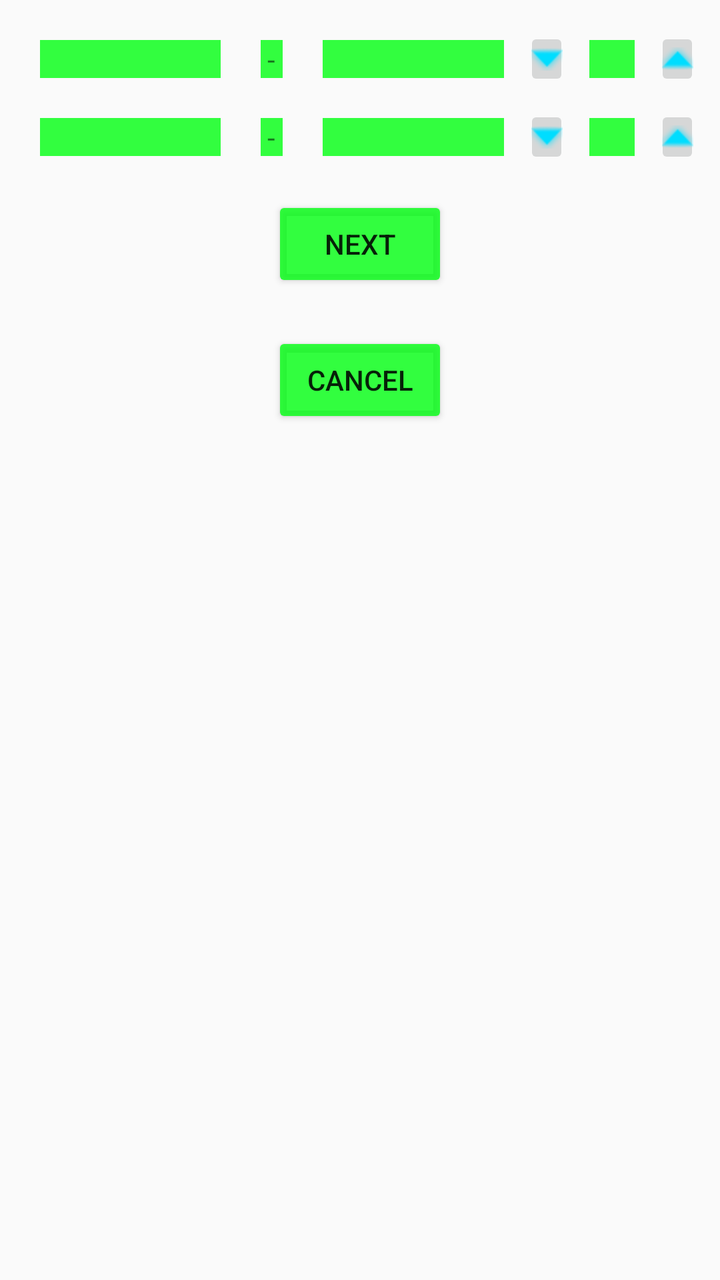
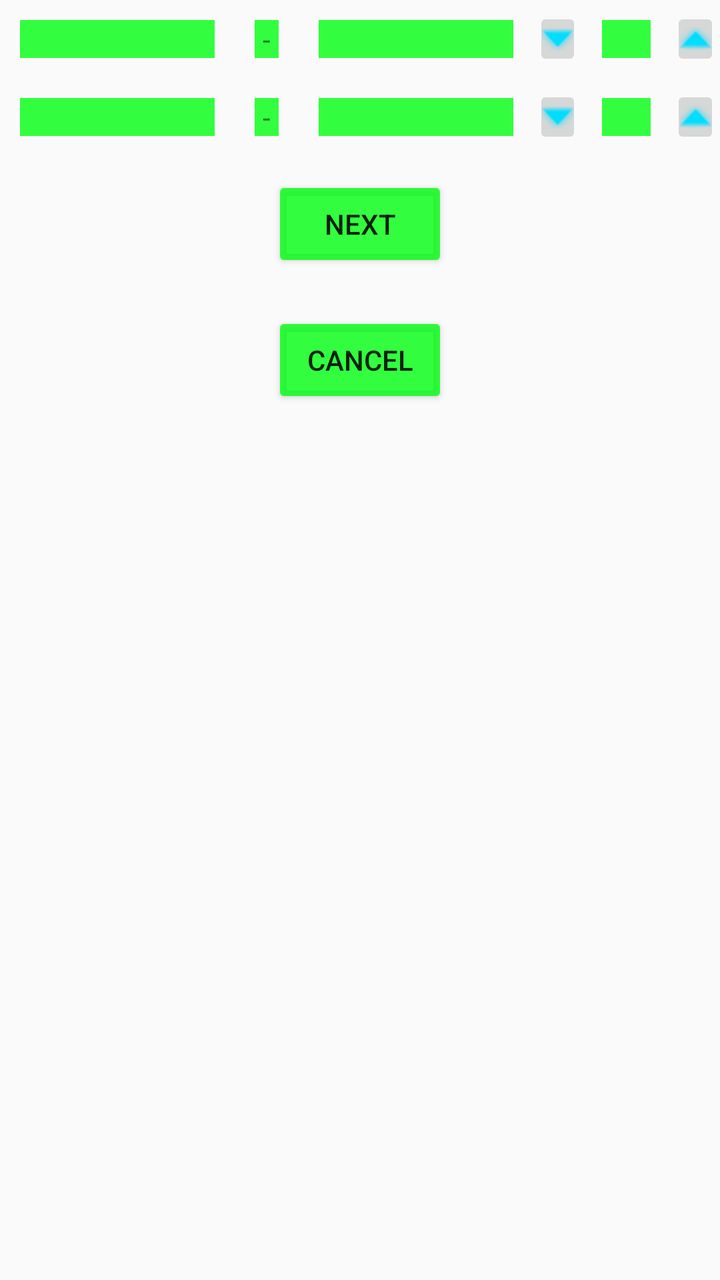

Compare the two renders of this Android layout. The source of the first and the diff that turns it into the second are given below.
<!-- AndroidManifest.xml: application theme AppTheme -->
<!-- res/layout/fragment_matches.xml -->
<FrameLayout xmlns:android="http://schemas.android.com/apk/res/android"
    xmlns:tools="http://schemas.android.com/tools"
    android:layout_width="match_parent"
    android:layout_height="match_parent"
    tools:context="com.example.huzz00mc.csocsomaster.MatchFragment">

    <LinearLayout
        android:layout_width="match_parent"
        android:layout_height="match_parent"
        android:layout_margin="10dp"
        android:orientation="vertical">

        <LinearLayout
            android:layout_width="match_parent"
            android:layout_height="wrap_content"
            android:orientation="horizontal">

            <TextView
                android:id="@+id/player_1"
                android:layout_width="0dp"
                android:layout_height="wrap_content"
                android:layout_gravity="center"
                android:layout_margin="10dp"
                android:layout_weight="40"
                android:background="@color/listItemInactive" />

            <TextView
                android:id="@+id/hyphen_1"
                android:layout_width="0dp"
                android:layout_height="wrap_content"
                android:layout_gravity="center"
                android:layout_margin="10dp"
                android:layout_weight="5"
                android:background="@color/listItemInactive"
                android:text="-"
                android:textAlignment="center" />

            <TextView
                android:id="@+id/player_2"
                android:layout_width="0dp"
                android:layout_height="wrap_content"
                android:layout_gravity="center"
                android:layout_margin="10dp"
                android:layout_weight="40"
                android:background="@color/listItemInactive" />

            <ImageButton
                android:id="@+id/btndecrease_numberpicker_1"
                android:layout_width="0dp"
                android:layout_height="wrap_content"
                android:layout_gravity="center"
                android:layout_weight="10"
                android:src="@android:drawable/arrow_down_float"
                android:tint="@android:color/holo_blue_bright" />

            <TextView
                android:id="@+id/numberpicker_1"
                android:layout_width="0dp"
                android:layout_height="wrap_content"
                android:layout_gravity="center"
                android:layout_margin="10dp"
                android:layout_weight="10"
                android:background="@color/listItemInactive"
                android:orientation="horizontal"
                android:textAlignment="center" />

            <ImageButton
                android:id="@+id/btnincrease_numberpicker_1"
                android:layout_width="0dp"
                android:layout_height="wrap_content"
                android:layout_gravity="center"
                android:layout_weight="10"
                android:src="@android:drawable/arrow_up_float"
                android:tint="@android:color/holo_blue_bright" />

        </LinearLayout>

        <LinearLayout
            android:layout_width="match_parent"
            android:layout_height="wrap_content"
            android:orientation="horizontal">

            <TextView
                android:id="@+id/player_3"
                android:layout_width="0dp"
                android:layout_height="wrap_content"
                android:layout_gravity="center"
                android:layout_margin="10dp"
                android:layout_weight="40"
                android:background="@color/listItemInactive" />

            <TextView
                android:id="@+id/hyphen_2"
                android:layout_width="0dp"
                android:layout_height="wrap_content"
                android:layout_gravity="center"
                android:layout_margin="10dp"
                android:layout_weight="5"
                android:background="@color/listItemInactive"
                android:text="-"
                android:textAlignment="center" />

            <TextView
                android:id="@+id/player_4"
                android:layout_width="0dp"
                android:layout_height="wrap_content"
                android:layout_gravity="center"
                android:layout_margin="10dp"
                android:layout_weight="40"
                android:background="@color/listItemInactive" />

            <ImageButton
                android:id="@+id/btndecrease_numberpicker_2"
                android:layout_width="0dp"
                android:layout_height="wrap_content"
                android:layout_gravity="center"
                android:layout_weight="10"
                android:src="@android:drawable/arrow_down_float"
                android:tint="@android:color/holo_blue_bright" />

            <TextView
                android:id="@+id/numberpicker_2"
                android:layout_width="0dp"
                android:layout_height="wrap_content"
                android:layout_gravity="center"
                android:layout_margin="10dp"
                android:layout_weight="10"
                android:background="@color/listItemInactive"
                android:orientation="horizontal"
                android:textAlignment="center" />

            <ImageButton
                android:id="@+id/btnincrease_numberpicker_2"
                android:layout_width="0dp"
                android:layout_height="wrap_content"
                android:layout_gravity="center"
                android:layout_weight="10"
                android:src="@android:drawable/arrow_up_float"
                android:tint="@android:color/holo_blue_bright" />


        </LinearLayout>

        <Button
            android:id="@+id/btn_next"
            android:layout_width="wrap_content"
            android:layout_height="wrap_content"
            android:layout_below="@id/player_3"
            android:layout_gravity="center"
            android:layout_margin="10dp"
            android:backgroundTint="@color/listItemActive"
            android:text="@string/next" />

        <Button
            android:id="@+id/btn_cancel"
            android:layout_width="wrap_content"
            android:layout_height="wrap_content"
            android:layout_below="@id/btn_next"
            android:layout_gravity="center"
            android:layout_margin="10dp"
            android:backgroundTint="@color/listItemActive"
            android:text="@string/cancel" />


    </LinearLayout>

</FrameLayout>
<!-- resources referenced by this layout -->
<resources>
  <color name="listItemActive">#cc00ff11</color>
  <color name="listItemInactive">#cc00ff11</color>
  <string name="cancel">Cancel</string>
  <string name="next">Next</string>
  <style name="AppTheme" parent="Theme.AppCompat.Light.DarkActionBar">
          
          <item name="colorPrimary">@color/colorPrimary</item>
          <item name="colorPrimaryDark">@color/colorPrimaryDark</item>
          <item name="colorAccent">@color/colorAccent</item>
      </style>
  <color name="colorPrimary">#3F51B5</color>
  <color name="colorPrimaryDark">#303F9F</color>
  <color name="colorAccent">#ff4081</color>
</resources>

<!-- the commit's change to res/layout/fragment_matches.xml (unified diff, before → after) -->
@@ -1,14 +1,11 @@
-<FrameLayout xmlns:android="http://schemas.android.com/apk/res/android"
+<LinearLayout xmlns:android="http://schemas.android.com/apk/res/android"
+    xmlns:app="http://schemas.android.com/apk/res-auto"
     xmlns:tools="http://schemas.android.com/tools"
     android:layout_width="match_parent"
     android:layout_height="match_parent"
+    android:layout_margin="10dp"
+    android:orientation="vertical"
     tools:context="com.example.huzz00mc.csocsomaster.MatchFragment">
-
-    <LinearLayout
-        android:layout_width="match_parent"
-        android:layout_height="match_parent"
-        android:layout_margin="10dp"
-        android:orientation="vertical">
 
         <LinearLayout
             android:layout_width="match_parent"
@@ -32,7 +29,7 @@
                 android:layout_margin="10dp"
                 android:layout_weight="5"
                 android:background="@color/listItemInactive"
-                android:text="-"
+                android:text="@string/hyphen"
                 android:textAlignment="center" />
 
             <TextView
@@ -50,8 +47,9 @@
                 android:layout_height="wrap_content"
                 android:layout_gravity="center"
                 android:layout_weight="10"
+                android:contentDescription="@string/decrease_score"
                 android:src="@android:drawable/arrow_down_float"
-                android:tint="@android:color/holo_blue_bright" />
+                app:tint="@android:color/holo_blue_bright" />
 
             <TextView
                 android:id="@+id/numberpicker_1"
@@ -70,8 +68,9 @@
                 android:layout_height="wrap_content"
                 android:layout_gravity="center"
                 android:layout_weight="10"
+                android:contentDescription="@string/increase_score"
                 android:src="@android:drawable/arrow_up_float"
-                android:tint="@android:color/holo_blue_bright" />
+                app:tint="@android:color/holo_blue_bright" />
 
         </LinearLayout>
 
@@ -97,7 +96,7 @@
                 android:layout_margin="10dp"
                 android:layout_weight="5"
                 android:background="@color/listItemInactive"
-                android:text="-"
+                android:text="@string/hyphen"
                 android:textAlignment="center" />
 
             <TextView
@@ -115,8 +114,9 @@
                 android:layout_height="wrap_content"
                 android:layout_gravity="center"
                 android:layout_weight="10"
+                android:contentDescription="@string/decrease_score"
                 android:src="@android:drawable/arrow_down_float"
-                android:tint="@android:color/holo_blue_bright" />
+                app:tint="@android:color/holo_blue_bright" />
 
             <TextView
                 android:id="@+id/numberpicker_2"
@@ -135,8 +135,9 @@
                 android:layout_height="wrap_content"
                 android:layout_gravity="center"
                 android:layout_weight="10"
+                android:contentDescription="@string/increase_score"
                 android:src="@android:drawable/arrow_up_float"
-                android:tint="@android:color/holo_blue_bright" />
+                app:tint="@android:color/holo_blue_bright" />
 
 
         </LinearLayout>
@@ -145,7 +146,6 @@
             android:id="@+id/btn_next"
             android:layout_width="wrap_content"
             android:layout_height="wrap_content"
-            android:layout_below="@id/player_3"
             android:layout_gravity="center"
             android:layout_margin="10dp"
             android:backgroundTint="@color/listItemActive"
@@ -155,13 +155,9 @@
             android:id="@+id/btn_cancel"
             android:layout_width="wrap_content"
             android:layout_height="wrap_content"
-            android:layout_below="@id/btn_next"
             android:layout_gravity="center"
             android:layout_margin="10dp"
             android:backgroundTint="@color/listItemActive"
             android:text="@string/cancel" />
 
-
-    </LinearLayout>
-
-</FrameLayout>
+</LinearLayout>
<!-- resource entries referenced after the edit -->
@@ -3,6 +3,9 @@
   <color name="listItemActive">#cc00ff11</color>
   <color name="listItemInactive">#cc00ff11</color>
   <string name="cancel">Cancel</string>
+  <string name="decrease_score">Decrease score</string>
+  <string name="hyphen">-</string>
+  <string name="increase_score">Increase score</string>
   <string name="next">Next</string>
   <style name="AppTheme" parent="Theme.AppCompat.Light.DarkActionBar">
           
